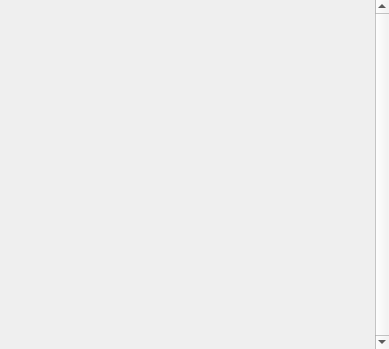
Before: the Qt Designer form resources/views/TaskPanel.ui in cgwire/kitsu-publisher-deprecated, drawn with Qt 5.
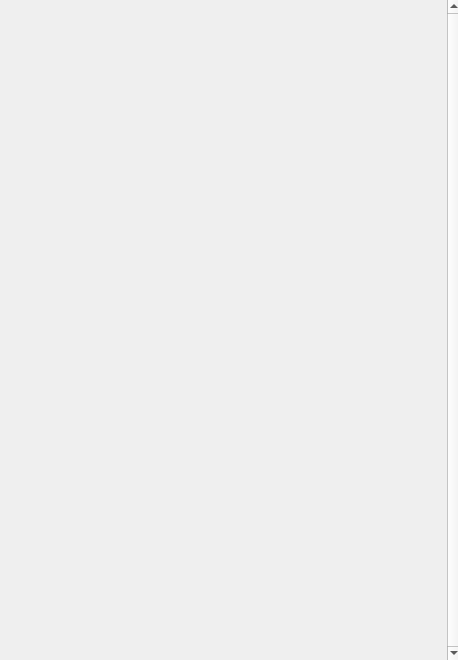
After: the same form once the commit is applied.

Commit message: [NEW] Global layout changes

Patch:
```diff
--- a/resources/views/TaskPanel.ui
+++ b/resources/views/TaskPanel.ui
@@ -6,12 +6,12 @@
    <rect>
     <x>0</x>
     <y>0</y>
-    <width>389</width>
-    <height>349</height>
+    <width>458</width>
+    <height>660</height>
    </rect>
   </property>
   <property name="sizePolicy">
-   <sizepolicy hsizetype="Fixed" vsizetype="MinimumExpanding">
+   <sizepolicy hsizetype="Preferred" vsizetype="Expanding">
     <horstretch>0</horstretch>
     <verstretch>0</verstretch>
    </sizepolicy>
@@ -28,24 +28,27 @@
   <widget class="QScrollArea" name="scrollArea">
    <property name="geometry">
     <rect>
-     <x>-1</x>
-     <y>-1</y>
-     <width>391</width>
-     <height>351</height>
+     <x>0</x>
+     <y>0</y>
+     <width>461</width>
+     <height>660</height>
     </rect>
    </property>
    <property name="sizePolicy">
-    <sizepolicy hsizetype="Preferred" vsizetype="MinimumExpanding">
+    <sizepolicy hsizetype="Preferred" vsizetype="Expanding">
      <horstretch>0</horstretch>
      <verstretch>0</verstretch>
     </sizepolicy>
    </property>
    <property name="frameShape">
-    <enum>QFrame::StyledPanel</enum>
+    <enum>QFrame::NoFrame</enum>
    </property>
    <property name="frameShadow">
     <enum>QFrame::Sunken</enum>
    </property>
+   <property name="lineWidth">
+    <number>0</number>
+   </property>
    <property name="verticalScrollBarPolicy">
     <enum>Qt::ScrollBarAlwaysOn</enum>
    </property>
@@ -69,12 +72,12 @@
      <rect>
       <x>0</x>
       <y>0</y>
-      <width>375</width>
-      <height>349</height>
+      <width>447</width>
+      <height>660</height>
      </rect>
     </property>
     <property name="sizePolicy">
-     <sizepolicy hsizetype="Preferred" vsizetype="MinimumExpanding">
+     <sizepolicy hsizetype="Preferred" vsizetype="Expanding">
       <horstretch>0</horstretch>
       <verstretch>0</verstretch>
      </sizepolicy>
@@ -84,7 +87,7 @@
       <number>0</number>
      </property>
      <property name="sizeConstraint">
-      <enum>QLayout::SetNoConstraint</enum>
+      <enum>QLayout::SetMinimumSize</enum>
      </property>
      <property name="leftMargin">
       <number>0</number>
```
The commit also changes 14 other files.
